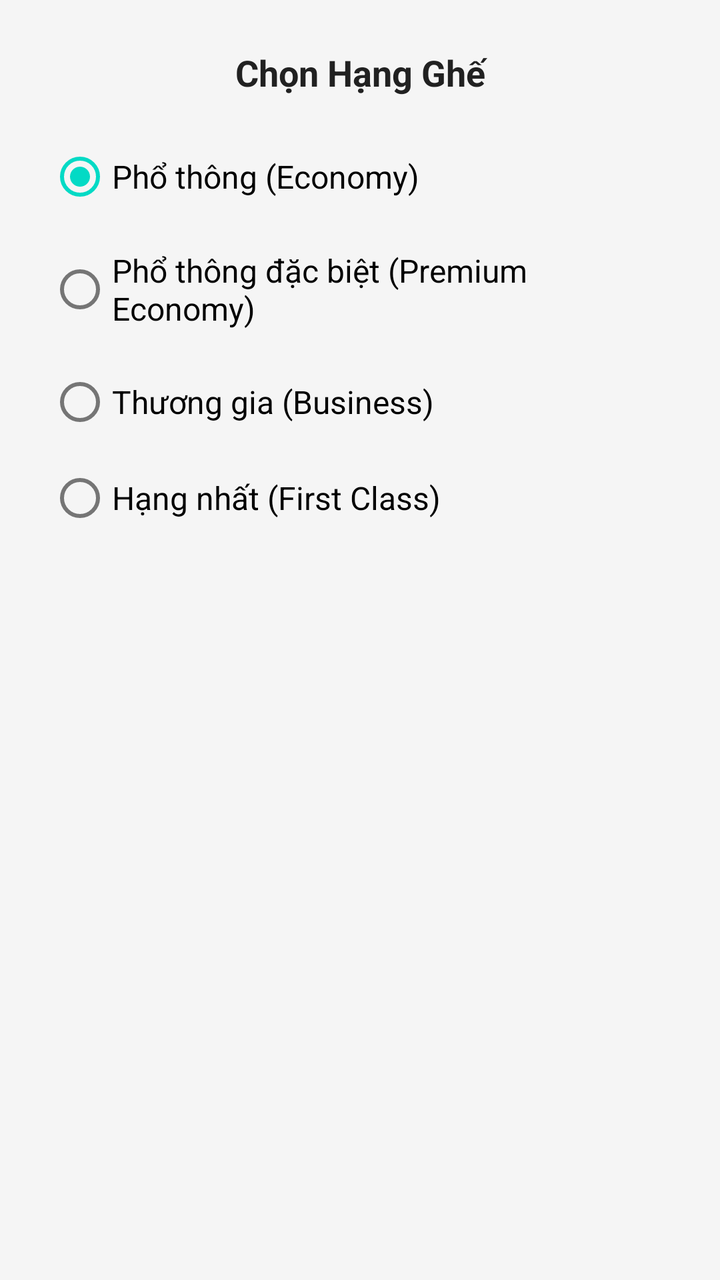
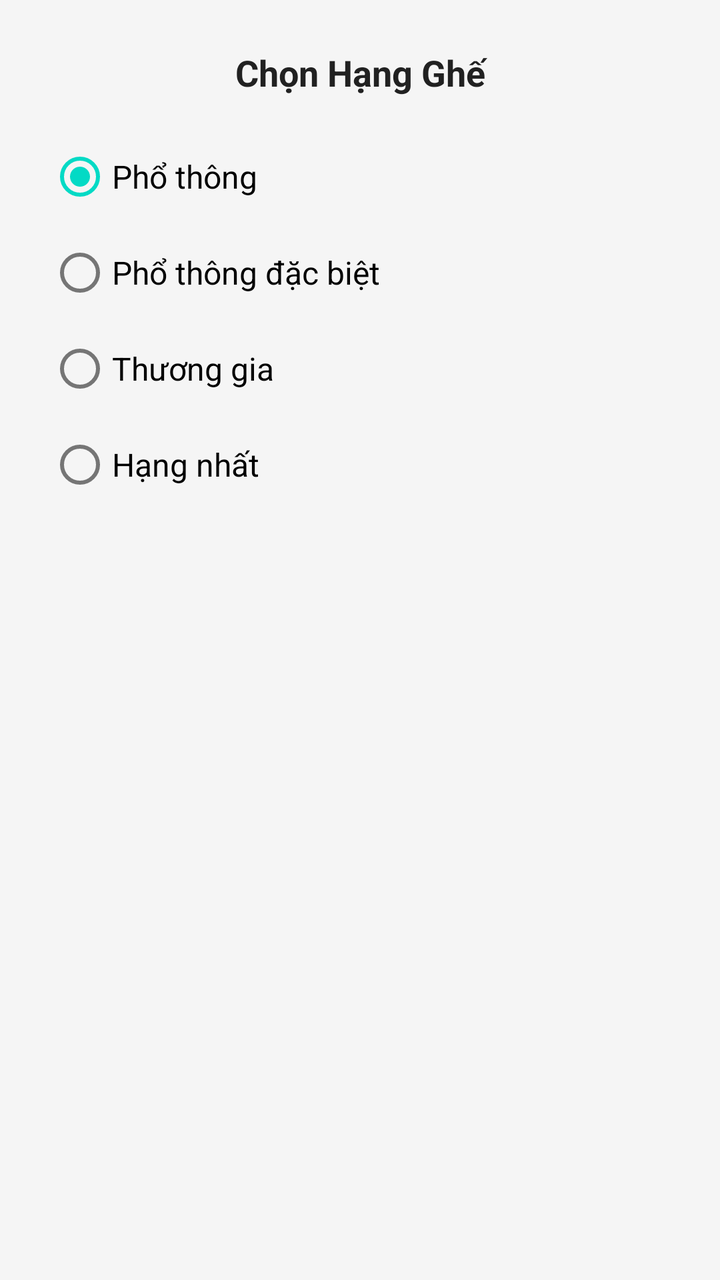

The first picture is an Android layout as it rendered before a commit; the second is the same layout after the commit. The layout source and the unified diff follow.
<!-- AndroidManifest.xml: application theme Theme.FlightBookingApp -->
<!-- res/layout/layout_bottom_sheet_class.xml -->
<?xml version="1.0" encoding="utf-8"?>
<LinearLayout xmlns:android="http://schemas.android.com/apk/res/android"
    android:layout_width="match_parent"
    android:layout_height="wrap_content"
    android:background="@color/bg_light_gray"
    android:orientation="vertical"
    android:padding="24dp">

    <TextView
        android:layout_width="match_parent"
        android:layout_height="wrap_content"
        android:text="Chọn Hạng Ghế"
        android:textSize="18sp"
        android:textStyle="bold"
        android:textColor="#212121"
        android:layout_marginBottom="16dp"
        android:gravity="center"/>

    <RadioGroup
        android:id="@+id/rg_seat_class"
        android:layout_width="match_parent"
        android:layout_height="wrap_content"
        android:orientation="vertical">

        <RadioButton
            android:id="@+id/rb_economy"
            android:layout_width="match_parent"
            android:layout_height="wrap_content"
            android:text="Phổ thông (Economy)"
            android:textSize="16sp"
            android:paddingVertical="12dp"
            android:checked="true"/>

        <RadioButton
            android:id="@+id/rb_premium_economy"
            android:layout_width="match_parent"
            android:layout_height="wrap_content"
            android:text="Phổ thông đặc biệt (Premium Economy)"
            android:textSize="16sp"
            android:paddingVertical="12dp"/>

        <RadioButton
            android:id="@+id/rb_business"
            android:layout_width="match_parent"
            android:layout_height="wrap_content"
            android:text="Thương gia (Business)"
            android:textSize="16sp"
            android:paddingVertical="12dp"/>

        <RadioButton
            android:id="@+id/rb_first_class"
            android:layout_width="match_parent"
            android:layout_height="wrap_content"
            android:text="Hạng nhất (First Class)"
            android:textSize="16sp"
            android:paddingVertical="12dp"/>
    </RadioGroup>

</LinearLayout>
<!-- resources referenced by this layout -->
<resources>
  <color name="bg_light_gray">#F5F5F5</color>
  <style name="Theme.FlightBookingApp" parent="Theme.MaterialComponents.DayNight.NoActionBar">
          
          <item name="colorPrimary">@color/purple_500</item>
          <item name="colorPrimaryVariant">@color/purple_700</item>
          <item name="colorOnPrimary">@color/white</item>
          
          <item name="colorSecondary">@color/teal_200</item>
          <item name="colorSecondaryVariant">@color/teal_700</item>
          <item name="colorOnSecondary">@color/black</item>
          
          <item name="android:statusBarColor">?attr/colorPrimaryVariant</item>
          
      </style>
  <color name="purple_500">#FF6200EE</color>
  <color name="purple_700">#FF3700B3</color>
  <color name="white">#FFFFFFFF</color>
  <color name="teal_200">#FF03DAC5</color>
  <color name="teal_700">#FF018786</color>
  <color name="black">#FF000000</color>
</resources>

<!-- the commit's change to res/layout/layout_bottom_sheet_class.xml (unified diff, before → after) -->
@@ -26,7 +26,7 @@
             android:id="@+id/rb_economy"
             android:layout_width="match_parent"
             android:layout_height="wrap_content"
-            android:text="Phổ thông (Economy)"
+            android:text="Phổ thông"
             android:textSize="16sp"
             android:paddingVertical="12dp"
             android:checked="true"/>
@@ -35,7 +35,7 @@
             android:id="@+id/rb_premium_economy"
             android:layout_width="match_parent"
             android:layout_height="wrap_content"
-            android:text="Phổ thông đặc biệt (Premium Economy)"
+            android:text="Phổ thông đặc biệt"
             android:textSize="16sp"
             android:paddingVertical="12dp"/>
 
@@ -43,7 +43,7 @@
             android:id="@+id/rb_business"
             android:layout_width="match_parent"
             android:layout_height="wrap_content"
-            android:text="Thương gia (Business)"
+            android:text="Thương gia"
             android:textSize="16sp"
             android:paddingVertical="12dp"/>
 
@@ -51,7 +51,7 @@
             android:id="@+id/rb_first_class"
             android:layout_width="match_parent"
             android:layout_height="wrap_content"
-            android:text="Hạng nhất (First Class)"
+            android:text="Hạng nhất"
             android:textSize="16sp"
             android:paddingVertical="12dp"/>
     </RadioGroup>
